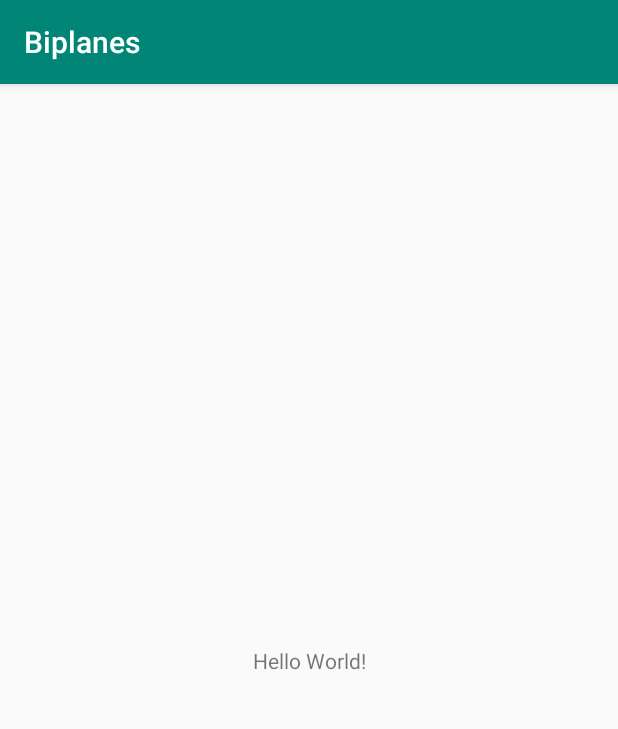
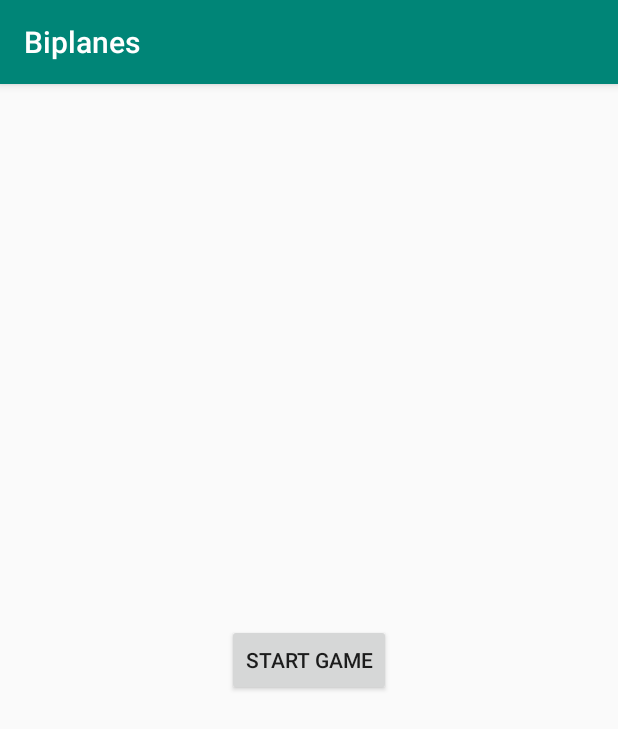
Before and after one commit to mrizyver/biplanes, an Android app: the screen it shows after launch (MainActivity), on a phone screen of 412 x 824 dp. Shown: the top 729 px of the screen. Run offline under Robolectric (Android 15) with nearby library versions, the phone set to English and light mode, and no system bars.

```diff
--- a/app/build.gradle
+++ b/app/build.gradle
@@ -16,6 +16,10 @@ android {
             proguardFiles getDefaultProguardFile('proguard-android-optimize.txt'), 'proguard-rules.pro'
         }
     }
+    compileOptions {
+        sourceCompatibility = '1.8'
+        targetCompatibility = '1.8'
+    }
 }
 
 allprojects{
--- a/app/src/main/AndroidManifest.xml
+++ b/app/src/main/AndroidManifest.xml
@@ -9,13 +9,14 @@
             android:roundIcon="@mipmap/ic_launcher_round"
             android:supportsRtl="true"
             android:theme="@style/AppTheme">
-        <activity android:name=".MainActivity">
+        <activity android:name="com.izyver.biplanes.MainActivity">
             <intent-filter>
                 <action android:name="android.intent.action.MAIN"/>
 
                 <category android:name="android.intent.category.LAUNCHER"/>
             </intent-filter>
         </activity>
+        <activity android:name=".GameActivity"/>
     </application>
 
 </manifest>
--- /dev/null
+++ b/app/src/main/java/com/izyver/biplanes/MainActivity.java
@@ -0,0 +1,16 @@
+package com.izyver.biplanes;
+
+import android.os.Bundle;
+import android.widget.Button;
+import androidx.appcompat.app.AppCompatActivity;
+
+public class MainActivity extends AppCompatActivity {
+
+    @Override
+    protected void onCreate(Bundle savedInstanceState) {
+        super.onCreate(savedInstanceState);
+        setContentView(R.layout.activity_main);
+        Button buttonStartGame = findViewById(R.id.button_start_game);
+        buttonStartGame.setOnClickListener (v -> startActivity(GameActivity.newIntent(this)));
+    }
+}
--- a/app/src/main/java/com/izyver/biplanes/MainActivity.kt
+++ /dev/null
@@ -1,12 +0,0 @@
-package com.izyver.biplanes
-
-import androidx.appcompat.app.AppCompatActivity
-import android.os.Bundle
-
-class MainActivity : AppCompatActivity() {
-
-    override fun onCreate(savedInstanceState: Bundle?) {
-        super.onCreate(savedInstanceState)
-        setContentView(R.layout.activity_main)
-    }
-}
--- a/app/src/main/java/com/izyver/biplanes/engine/threads/GameThread.java
+++ b/app/src/main/java/com/izyver/biplanes/engine/threads/GameThread.java
@@ -45,7 +45,7 @@ public abstract class GameThread extends Thread{
     @Override
     public synchronized void start() {
         if (isRun) return;
-        game.onStart();
+        game.onStartGame();
         isRun = true;
         super.start();
     }
--- a/app/src/main/java/com/izyver/biplanes/engine/threads/RenderThread.java
+++ b/app/src/main/java/com/izyver/biplanes/engine/threads/RenderThread.java
@@ -11,6 +11,6 @@ public class RenderThread extends GameThread{
 
     @Override
     void update() {
-        game.renderGame();
+        game.render();
     }
 }
--- a/app/src/main/res/layout/activity_main.xml
+++ b/app/src/main/res/layout/activity_main.xml
@@ -1,19 +1,16 @@
 <?xml version="1.0" encoding="utf-8"?>
-<androidx.constraintlayout.widget.ConstraintLayout
+<LinearLayout
         xmlns:android="http://schemas.android.com/apk/res/android"
         xmlns:tools="http://schemas.android.com/tools"
-        xmlns:app="http://schemas.android.com/apk/res-auto"
         android:layout_width="match_parent"
         android:layout_height="match_parent"
-        tools:context=".MainActivity">
+        tools:context=".MainActivity"
+        android:gravity="center">
 
-    <TextView
+    <Button
+            android:id="@+id/button_start_game"
+            android:text="start game"
             android:layout_width="wrap_content"
-            android:layout_height="wrap_content"
-            android:text="Hello World!"
-            app:layout_constraintBottom_toBottomOf="parent"
-            app:layout_constraintLeft_toLeftOf="parent"
-            app:layout_constraintRight_toRightOf="parent"
-            app:layout_constraintTop_toTopOf="parent"/>
+            android:layout_height="wrap_content"/>
 
-</androidx.constraintlayout.widget.ConstraintLayout>
+</LinearLayout>
```
Also changed, not shown: app/src/main/java/com/izyver/biplanes/BiplaneGame.java (added, +17 -0 lines), app/src/main/java/com/izyver/biplanes/GameActivity.java (added, +26 -0 lines), app/src/main/java/com/izyver/biplanes/GameCanvas.java (added, +11 -0 lines), app/src/main/java/com/izyver/biplanes/GameScreen.java (+74 -2 lines), app/src/main/java/com/izyver/biplanes/engine/Game.java (+5 -10 lines), app/src/main/java/com/izyver/biplanes/engine/threads/UpdatedThread.java (+3 -5 lines).
